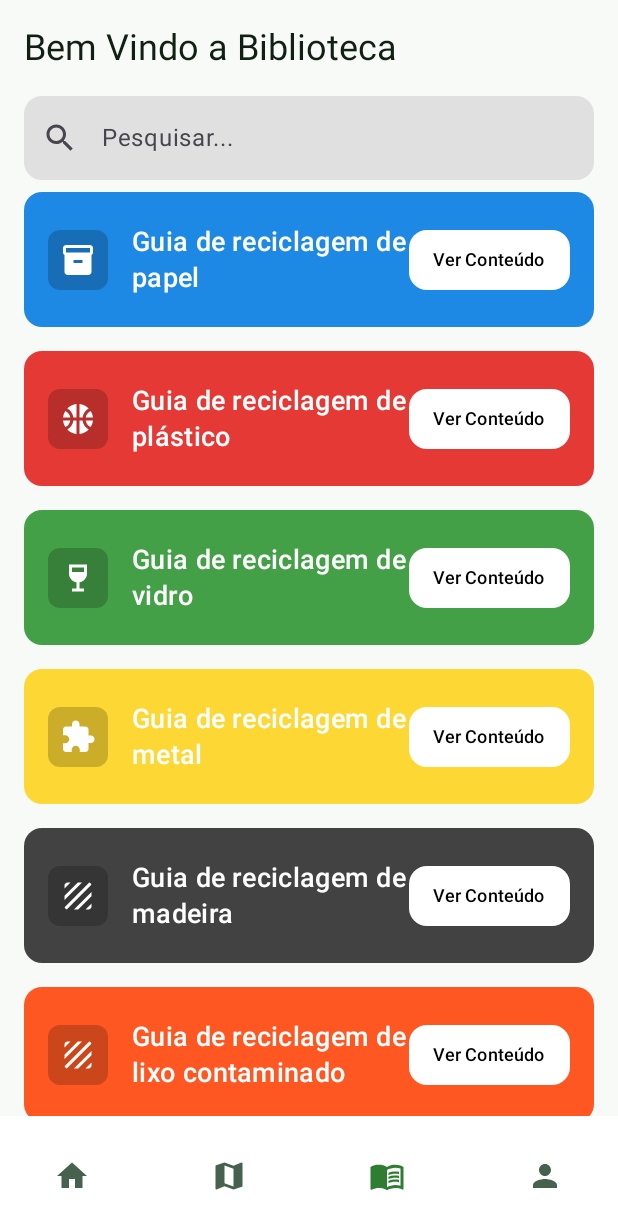
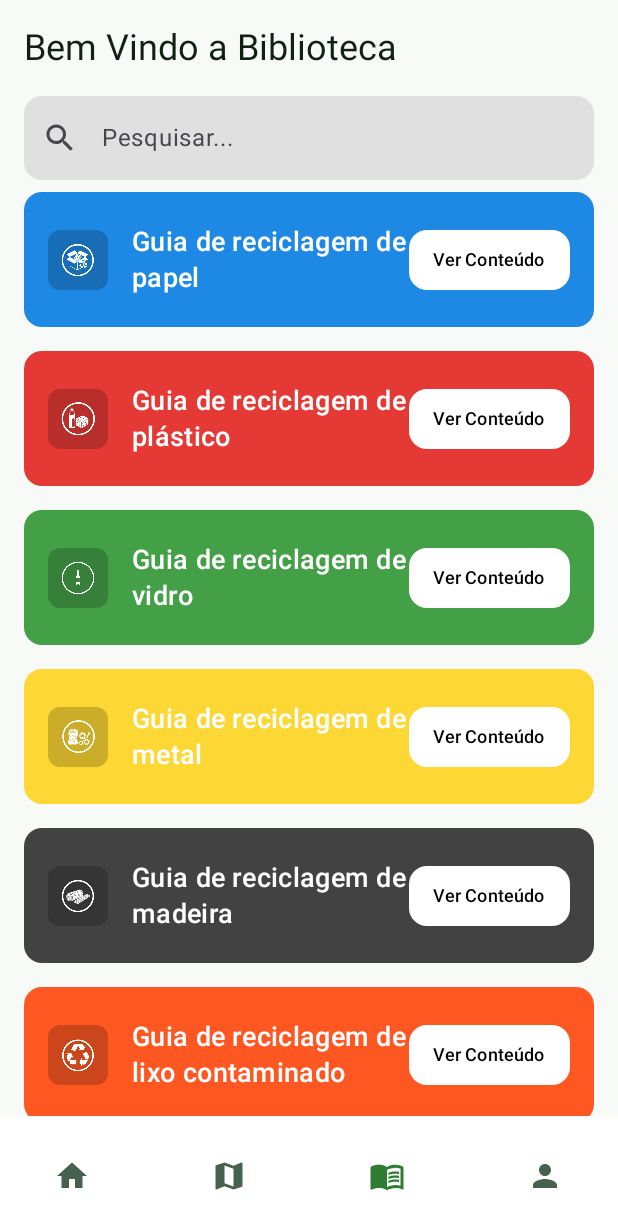
Before and after one commit to Ciencia-da-Computacao-4-Semestre-Mobile/ecolab, an Android app built with Jetpack Compose: the LibraryScreen screen opened through its navigation route, item 3 of the bottom bar chosen, on a phone screen of 412 x 824 dp. Shown: the top 1229 px of the screen. Run offline under Robolectric (Android 15) with nearby library versions, the phone set to English and light mode, and no system bars; our stand-ins replace Dagger/Hilt's generated code, Firebase (no records; nobody signed in at launch, a user with empty details on screens opened directly), accompanist.

Commit message:
Mudança da interface da biblioteca 2

```diff
--- a/app/src/main/java/com/example/ecolab/feature/library/LibraryViewModel.kt
+++ b/app/src/main/java/com/example/ecolab/feature/library/LibraryViewModel.kt
@@ -1,17 +1,15 @@
-package com.example.ecolab.feature.library // Adapte o nome do pacote
+package com.example.ecolab.feature.library
 
-import androidx.compose.material.icons.Icons
-import androidx.compose.material.icons.filled.*
 import androidx.compose.ui.graphics.Color
-import androidx.compose.ui.graphics.vector.ImageVector
 import androidx.lifecycle.ViewModel
 import androidx.lifecycle.viewModelScope
 import kotlinx.coroutines.flow.MutableStateFlow
 import kotlinx.coroutines.flow.StateFlow
 import kotlinx.coroutines.launch
 import java.util.UUID
+import com.example.ecolab.R
 
-// 1. Novo Modelo de Dados para os Guias
+
 data class GuideItem(
     val id: String = UUID.randomUUID().toString(),
     val title: String,
@@ -38,11 +36,9 @@ class LibraryViewModel : ViewModel() {
         loadGuides()
     }
 
-    // Simulação do carregamento de dados do banco de dados/servidor
     private fun loadGuides() {
 
         viewModelScope.launch {
-            // Em uma aplicação real, você faria uma chamada de API ou acesso ao DB aqui.
             val loadedGuides = listOf(
                 GuideItem(
                     title = "Guia de reciclagem de papel", author = "Eureciclo", description = "Tudo sobre como reciclar papel.",
@@ -98,19 +94,19 @@ class LibraryViewModel : ViewModel() {
     }
 
     // Função que aplica a cor e ícone baseados na categoria (para consistência do UI)
-    fun getGuideVisuals(guide: GuideItem): Pair<Color, ImageVector> {
+    fun getGuideVisuals(guide: GuideItem): Pair<Color, Int> {
         return when (guide.category.lowercase()) {
-            "papel" -> Pair(Color(0xFF1E88E5), Icons.Default.Inventory2) // Azul
-            "plastico" -> Pair(Color(0xFFE53935), Icons.Default.SportsBasketball) // Vermelho
-            "vidro" -> Pair(Color(0xFF43A047), Icons.Default.WineBar) // Verde
-            "metal" -> Pair(Color(0xFFFDD835), Icons.Default.Extension) // Amarelo
-            "madeira" -> Pair(Color(0xFF424242), Icons.Default.Texture)// Preto/Cinza
-            "perigoso" -> Pair(Color(0xFFFF5722), Icons.Default.Texture)
-            "hospitalar" -> Pair(Color(0xFFBDBDBD), Icons.Default.Texture)
-            "radioativo" -> Pair(Color(0xFF673AB7), Icons.Default.Texture)
-            "organico" -> Pair(Color(0xFF964B00), Icons.Default.Texture)
-            "naoreciclavel" -> Pair(Color(0xFF575757), Icons.Default.Texture)
-            else -> Pair(Color(0xFF00BCD4), Icons.Default.MenuBook) // artigo
+            "papel" -> Pair(Color(0xFF1E88E5), R.drawable.icone_papel) // Azul
+            "plastico" -> Pair(Color(0xFFE53935), R.drawable.icone_plastico) // Vermelho
+            "vidro" -> Pair(Color(0xFF43A047), R.drawable.icone_vidro) // Verde
+            "metal" -> Pair(Color(0xFFFDD835), R.drawable.icone_metal) // Amarelo
+            "madeira" -> Pair(Color(0xFF424242), R.drawable.icone_madeira)// Preto/Cinza
+            "perigoso" -> Pair(Color(0xFFFF5722), R.drawable.icone_reciclavel)
+            "hospitalar" -> Pair(Color(0xFFBDBDBD), R.drawable.icone_medicamento)
+            "radioativo" -> Pair(Color(0xFF673AB7), R.drawable.icone_radioativo)
+            "organico" -> Pair(Color(0xFF964B00), R.drawable.icone_organico)
+            "naoreciclavel" -> Pair(Color(0xFF575757), R.drawable.icone_naoreciclavel)
+            else -> Pair(Color(0xFF00BCD4), R.drawable.icone_artigo) // artigo
         }
     }
 }
--- a/app/src/main/java/com/example/ecolab/ui/screens/LibraryScreen.kt
+++ b/app/src/main/java/com/example/ecolab/ui/screens/LibraryScreen.kt
@@ -1,5 +1,6 @@
 package com.example.ecolab.ui.screens
 
+import androidx.compose.foundation.Image
 import androidx.compose.foundation.background
 import androidx.compose.foundation.layout.*
 import androidx.compose.foundation.lazy.LazyColumn
@@ -12,27 +13,23 @@ import androidx.compose.runtime.*
 import androidx.compose.ui.Alignment
 import androidx.compose.ui.Modifier
 import androidx.compose.ui.graphics.Color
-import androidx.compose.ui.graphics.vector.ImageVector
+import androidx.compose.ui.graphics.ColorFilter
+import androidx.compose.ui.res.painterResource
 import androidx.compose.ui.unit.dp
 import androidx.compose.ui.unit.sp
 import androidx.lifecycle.viewmodel.compose.viewModel
 import com.example.ecolab.feature.library.GuideItem
 import com.example.ecolab.feature.library.LibraryViewModel
-// Remova o import desnecessário de Palette se não estiver a usar mais
-// import com.example.ecolab.ui.theme.Palette
 
 
 @OptIn(ExperimentalMaterial3Api::class)
 @Composable
 fun LibraryScreen(
-    // Recebe a ação de navegação para a URL (que abrirá o WebView)
     onGuideClick: (url: String) -> Unit,
     viewModel: LibraryViewModel = viewModel()
 ) {
-    // Coleta o estado do ViewModel
     val uiState by viewModel.uiState.collectAsState()
 
-    // Filtra a lista com base no termo de pesquisa
     val filteredGuides = uiState.guides.filter {
         it.title.contains(uiState.searchQuery, ignoreCase = true) ||
                 it.description.contains(uiState.searchQuery, ignoreCase = true)
@@ -54,9 +51,10 @@ fun LibraryScreen(
                 // Campo de pesquisa
                 TextField(
                     value = uiState.searchQuery,
-                    onValueChange = { viewModel.updateSearchQuery(it) }, // Atualiza o estado da busca no ViewModel
+                    onValueChange = { viewModel.updateSearchQuery(it) },
                     modifier = Modifier.fillMaxWidth(),
                     placeholder = { Text("Pesquisar...") },
+                    // Usamos Icon aqui, pois o ícone de busca é um ImageVector padrão do Compose
                     leadingIcon = { Icon(Icons.Default.Search, contentDescription = "Pesquisar") },
                     singleLine = true,
                     shape = RoundedCornerShape(12.dp),
@@ -89,13 +87,14 @@ fun LibraryScreen(
                         modifier = Modifier.padding(paddingValues)
                     ) {
                         items(filteredGuides, key = { it.id }) { guide ->
-                            // Passa o guide, a função para obter cor/ícone e a ação de clique.
-                            val (color, icon) = viewModel.getGuideVisuals(guide)
+                            // MUDANÇA: 'icon' agora é 'imageResId' e é um Int.
+                            val (color, imageResId) = viewModel.getGuideVisuals(guide)
                             GuideCard(
                                 guide = guide,
                                 cardColor = color,
-                                cardIcon = icon,
-                                onClick = { onGuideClick(guide.url) } // Passa a URL para a função de navegação
+                                // MUDANÇA: Passamos o Int (Resource ID)
+                                cardImageResId = imageResId,
+                                onClick = { onGuideClick(guide.url) }
                             )
                         }
                     }
@@ -105,13 +104,13 @@ fun LibraryScreen(
     )
 }
 
-// 3. Componente GuideCard Atualizado
+
 @Composable
 fun GuideCard(
     guide: GuideItem,
     cardColor: Color,
-    cardIcon: ImageVector,
-    onClick: () -> Unit // Ação de clique do botão
+    cardImageResId: Int,
+    onClick: () -> Unit
 ) {
     Card(
         modifier = Modifier
@@ -119,7 +118,7 @@ fun GuideCard(
             .height(90.dp),
         shape = RoundedCornerShape(12.dp),
         colors = CardDefaults.cardColors(containerColor = cardColor),
-        onClick = onClick // Você pode querer que o cartão inteiro seja clicável
+        onClick = onClick
     ) {
         Row(
             modifier = Modifier
@@ -128,16 +127,18 @@ fun GuideCard(
             verticalAlignment = Alignment.CenterVertically,
             horizontalArrangement = Arrangement.SpaceBetween
         ) {
-            // Seção de Ícone e Texto
+            // Seção de Imagem e Texto
             Row(
                 verticalAlignment = Alignment.CenterVertically,
                 modifier = Modifier.weight(1f)
             ) {
-                // Ícone
-                Icon(
-                    imageVector = cardIcon, // Ícone dinâmico
+
+                Image(
+                    painter = painterResource(id = cardImageResId), // Carrega a imagem usando o ID (Int)
                     contentDescription = null,
-                    tint = Color.White,
+                    // Aplicamos a cor de destaque (Color) na imagem.
+                    // Remova ColorFilter.tint se a sua imagem já for colorida.
+                    colorFilter = ColorFilter.tint(Color.White),
                     modifier = Modifier
                         .size(40.dp)
                         .background(Color.Black.copy(alpha = 0.2f), RoundedCornerShape(8.dp))
@@ -148,7 +149,7 @@ fun GuideCard(
 
                 // Título
                 Text(
-                    text = guide.title, // Título dinâmico
+                    text = guide.title,
                     color = Color.White,
                     style = MaterialTheme.typography.titleMedium.copy(fontSize = 18.sp)
                 )
@@ -156,7 +157,7 @@ fun GuideCard(
 
             // Botão "Ver Conteúdo"
             Button(
-                onClick = onClick, // Usa a função passada, que abrirá o WebView
+                onClick = onClick,
                 shape = RoundedCornerShape(12.dp),
                 colors = ButtonDefaults.buttonColors(
                     containerColor = Color.White,
```
Also changed, not shown: app/src/main/res/drawable/icone_artigo.png (added), app/src/main/res/drawable/icone_madeira.png (added), app/src/main/res/drawable/icone_medicamento.png (added), app/src/main/res/drawable/icone_metal.png (added), app/src/main/res/drawable/icone_naoreciclavel.png (added), app/src/main/res/drawable/icone_organico.png (added), app/src/main/res/drawable/icone_papel.png (added), app/src/main/res/drawable/icone_plastico.png (added), app/src/main/res/drawable/icone_radioativo.png (added), app/src/main/res/drawable/icone_reciclavel.png (added), app/src/main/res/drawable/icone_vidro.png (added).
